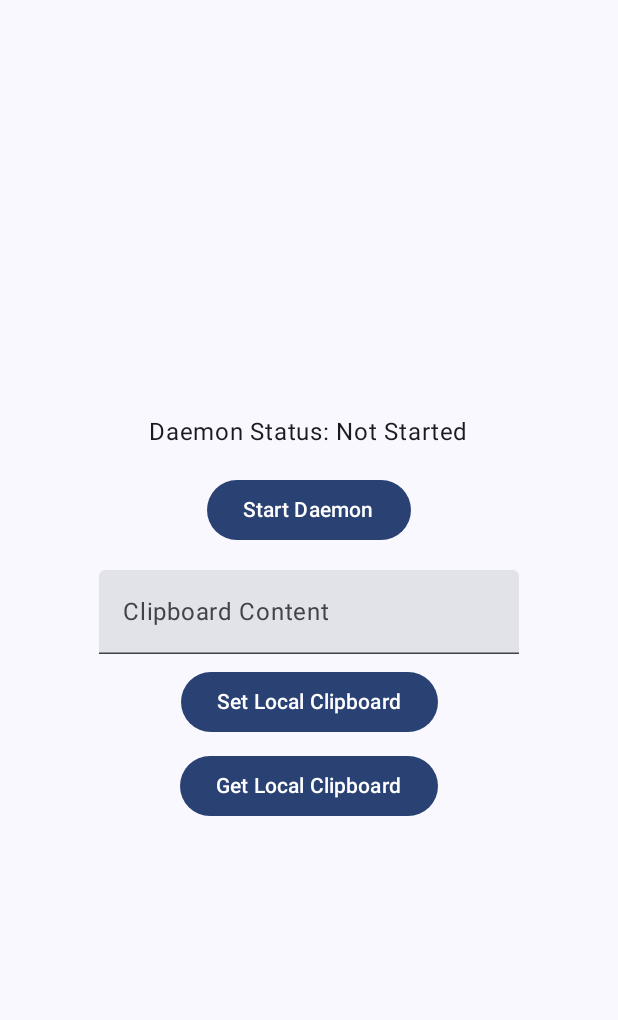
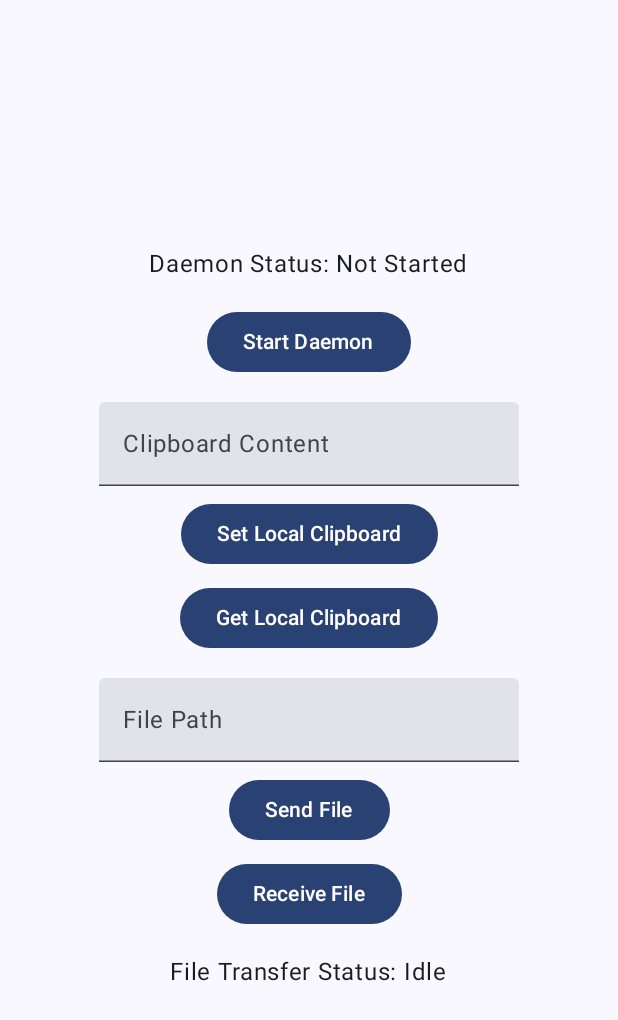
Before and after one commit to libre-tools/libreconnect, an Android app built with Jetpack Compose: the screen it shows after launch (MainActivity), on a phone screen of 412 x 824 dp. Shown: the top 1020 px of the screen. Run offline under Robolectric (Android 15) with nearby library versions, the phone set to English and light mode, and no system bars.

Commit message:
feat(android): Implement file transfer UI in Android app. Update spec and changelog.

```diff
--- a/mobile/android/app/src/main/java/dev/libretools/connect/MainActivity.kt
+++ b/mobile/android/app/src/main/java/dev/libretools/connect/MainActivity.kt
@@ -46,6 +46,8 @@ fun LibreConnectApp(modifier: Modifier = Modifier) {
 
     var daemonStatus by remember { mutableStateOf("Daemon Status: Not Started") }
     var clipboardContent by remember { mutableStateOf("") }
+    var filePath by remember { mutableStateOf("") }
+    var fileTransferStatus by remember { mutableStateOf("File Transfer Status: Idle") }
 
     Scaffold(modifier = modifier.fillMaxSize()) { innerPadding ->
         Column(
@@ -90,6 +92,34 @@ fun LibreConnectApp(modifier: Modifier = Modifier) {
             }, modifier = Modifier.padding(top = 8.dp)) {
                 Text("Get Local Clipboard")
             }
+
+            TextField(
+                value = filePath,
+                onValueChange = { filePath = it },
+                label = { Text("File Path") },
+                modifier = Modifier.padding(top = 16.dp)
+            )
+
+            Button(onClick = {
+                fileTransferStatus = "Sending file: $filePath (simulated)"
+                println("Simulating sending file: $filePath")
+                // In a real app, this would send the file to the daemon
+            }, modifier = Modifier.padding(top = 8.dp)) {
+                Text("Send File")
+            }
+
+            Button(onClick = {
+                fileTransferStatus = "Receiving file (simulated)"
+                println("Simulating receiving file.")
+                // In a real app, this would request a file from the daemon
+            }, modifier = Modifier.padding(top = 8.dp)) {
+                Text("Receive File")
+            }
+
+            Text(
+                text = fileTransferStatus,
+                modifier = Modifier.padding(top = 16.dp)
+            )
         }
     }
 }
```
Also changed, not shown: 2 other files.
